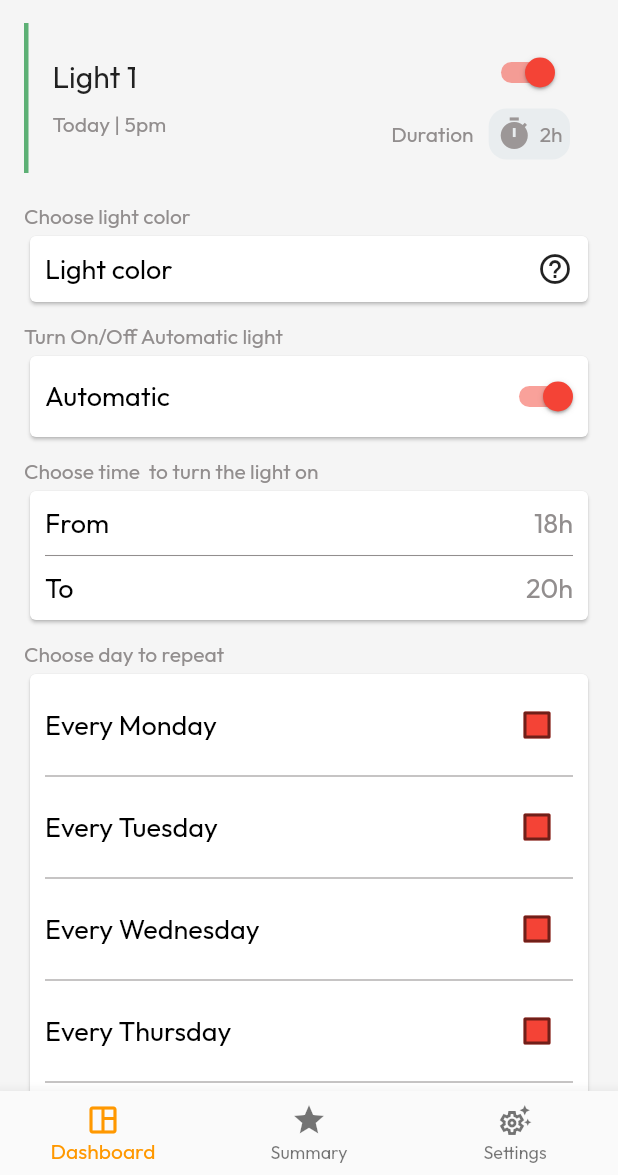
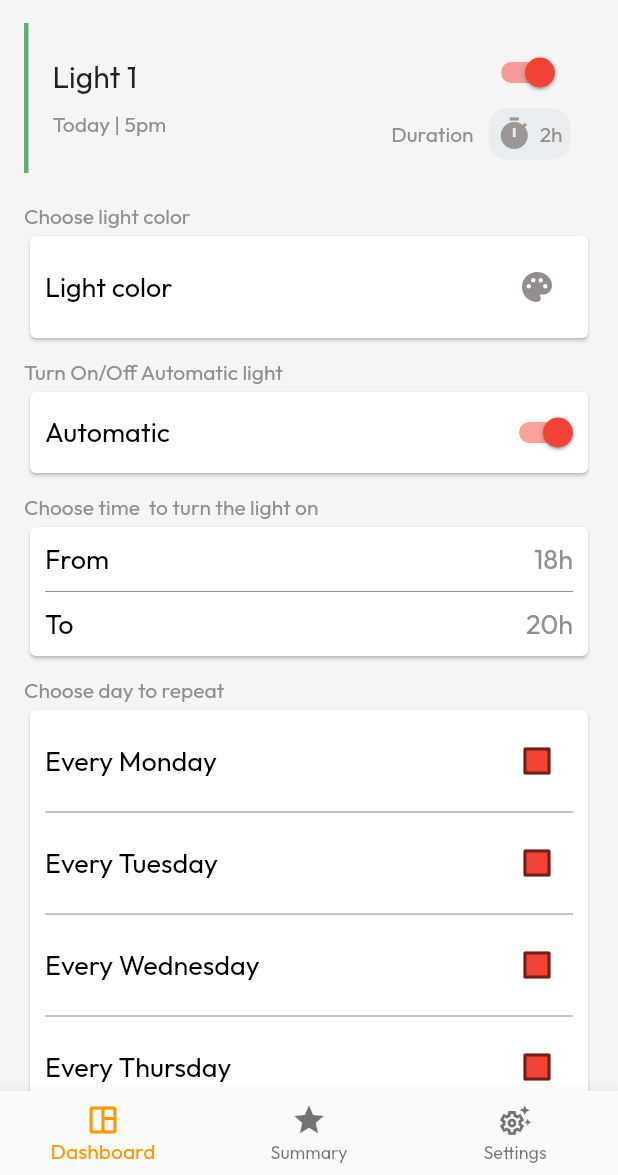
Before and after one commit to dadn-dream-home/app, a Flutter app: the Lighting screen opened directly, after a tap on "Light 1", on a phone screen of 412 x 824 dp, the part 61-1236 px from its top. Run offline on Flutter 3.47's test engine with Material 2 defaults, Android fonts, the phone set to English and light mode, and no system bars; our stand-ins replace flutter_colorpicker, google_fonts.

Commit message:
update color picker

```diff
--- a/lib/device/light_color.dart
+++ b/lib/device/light_color.dart
@@ -1,9 +1,23 @@
 import 'package:flutter/material.dart';
+import 'package:flutter_colorpicker/flutter_colorpicker.dart';
 
-class LightColor extends StatelessWidget {
+class LightColor extends StatefulWidget {
   // final String deviceName;
+  // final Function() notifyParent;
 
   const LightColor({super.key});
+  @override
+  State<LightColor> createState() => _LightColorState();
+}
+
+class _LightColorState extends State<LightColor> {
+  Color pickerColor = Color(0xff443a49);
+  Color currentColor = Color(0xff443a49);
+
+  void changeColor(Color color) {
+    setState(() => pickerColor = color);
+  }
+
   @override
   Widget build(BuildContext context) {
     return Column(
@@ -19,14 +33,44 @@ class LightColor extends StatelessWidget {
               padding: const EdgeInsetsDirectional.all(10),
               child: Row(
                   mainAxisAlignment: MainAxisAlignment.spaceBetween,
-                  children: const [
-                    Text("Light color"),
-                    Icon(
-                      Icons.help_outline,
+                  children: [
+                    const Text("Light color"),
+                    IconButton(
+                      icon: const Icon(Icons.palette, color: Color(0xff928E8E)),
+                      onPressed: () => _dialogBuilder(context),
                     ),
                   ])),
         )
       ],
     );
   }
+
+  Future<void> _dialogBuilder(BuildContext context) {
+    return showDialog<void>(
+      context: context,
+      builder: (BuildContext context) {
+        return AlertDialog(
+          title: const Text('Pick a color!'),
+          content: SingleChildScrollView(
+            child: ColorPicker(
+              pickerColor: pickerColor,
+              onColorChanged: changeColor,
+            ),
+          ),
+          actions: <Widget>[
+            ElevatedButton(
+              child: const Text('Got it'),
+              onPressed: () {
+                setState(() {
+                  currentColor = pickerColor;
+                  // print(currentColor.value);
+                });
+                Navigator.of(context).pop();
+              },
+            ),
+          ],
+        );
+      },
+    );
+  }
 }
--- a/lib/light/light.dart
+++ b/lib/light/light.dart
@@ -4,6 +4,7 @@ import 'package:dream_home/device/choose_time.dart';
 import 'package:dream_home/device/device_view.dart';
 import 'package:dream_home/device/light_color.dart';
 import 'package:flutter/material.dart';
+
 // import 'package:dream_home/device/switch.dart';
 import 'package:google_fonts/google_fonts.dart';
 // import 'package:dream_home/device/checkbox.dart';
@@ -13,7 +14,7 @@ class Light extends StatefulWidget {
 
   // bool showWidget = false;
   // final Function() notifyParent;
-  Light(this.lightName, {super.key});
+  const Light(this.lightName, {super.key});
 
   @override
   State<Light> createState() => _LightState();
@@ -21,7 +22,15 @@ class Light extends StatefulWidget {
 
 class _LightState extends State<Light> {
   bool chosen = false;
+  // Color pickerColor = Color(0xff443a49);
+  // Color currentColor = Color(0xff443a49);
   // static bool oneIsShowing = false;
+
+  // void updateColor() {
+  //   setState(({required Color currentColor, required Color pickerColor}) {
+  //     currentColor = pickerColor;
+  //   });
+  // }
 
   @override
   Widget build(BuildContext context) {
@@ -50,7 +59,7 @@ class _LightState extends State<Light> {
                       color: Colors.black,
                     )),
                   ),
-                  child: Column(children: const [
+                  child: Column(children: [
                     LightColor(),
                     SizedBox(height: 10),
                     Automatic(),
```
Also changed, not shown: pubspec.yaml (+4 -5 lines).
